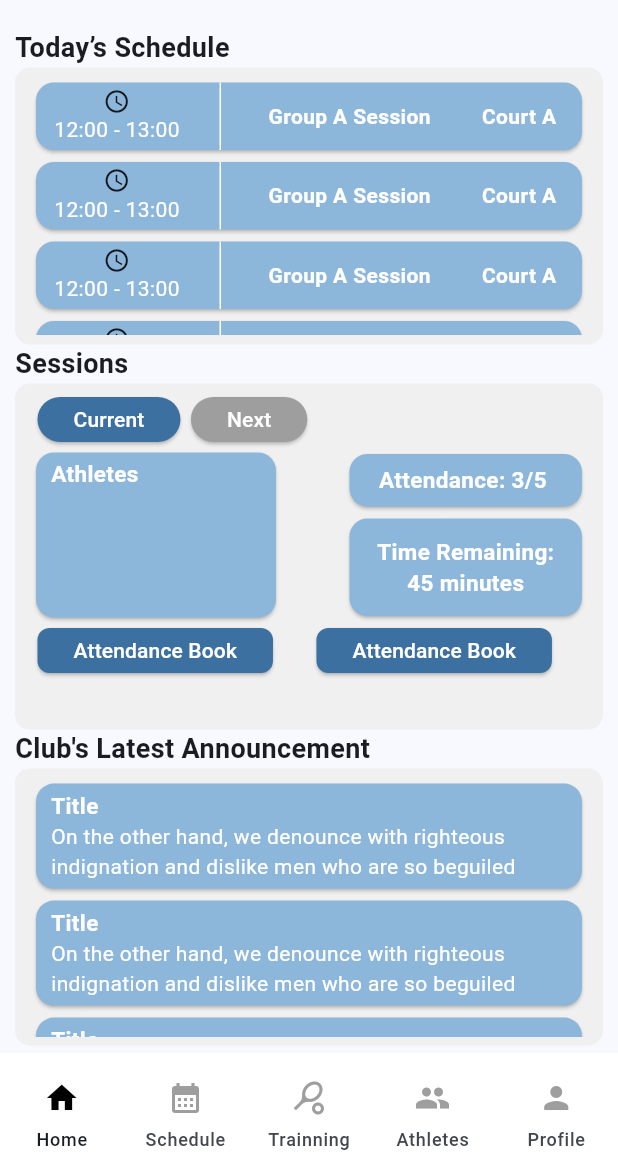
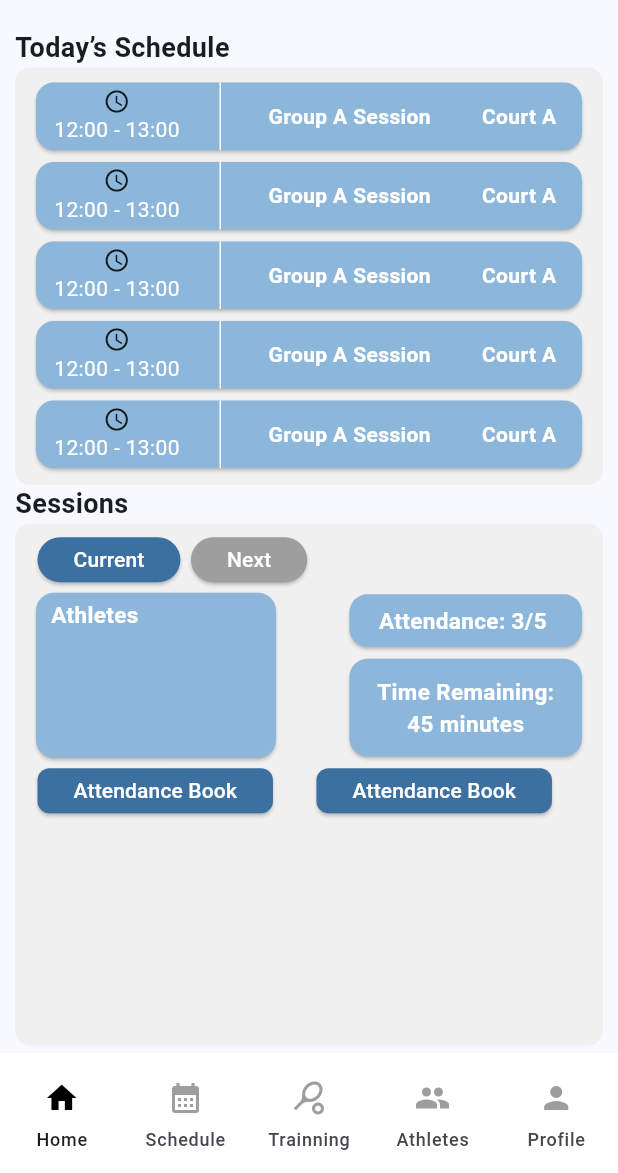
Before and after one commit to MyTennisClub/MyTennisClub, a Flutter app: the CoachHomePage screen opened by its route, on a phone screen of 412 x 824 dp, the part 63-1236 px from its top. Run offline on Flutter 3.47's test engine with Material 3 defaults, Android fonts, the phone set to English and light mode, and no system bars.

Commit message:
Implemented dedicated folders for each coach page screen.

```diff
--- a/lib/coach_app_android/HomePage_coach_android.dart
+++ b/lib/coach_app_android/coach_home_page.dart
@@ -1,6 +1,6 @@
 import 'package:flutter/material.dart';
-import 'HomeScreen_coach_android.dart';
-import 'package:mytennisclub/coach_schedule_screen/coach_schedule_screen.dart';
+import 'coach_home_screen/coach_home_screen.dart';
+import 'coach_schedule_screen/coach_schedule_screen.dart';
 
 class CoachHomePage extends StatefulWidget {
   @override
--- a/lib/coach_app_android/HomeScreen_coach_android.dart
+++ b/lib/coach_app_android/coach_home_screen/coach_home_screen.dart
@@ -1,9 +1,8 @@
 import 'package:flutter/cupertino.dart';
 import 'package:flutter/material.dart';
 import 'package:flutter/widgets.dart';
-import 'latest_announcments.dart';
-import 'schedule_coach.dart';
-import 'sessions_coach.dart';
+import 'coach_schedule/schedule_coach.dart';
+import 'coach_sessions/sessions_coach.dart';
 
 
 class CoachHomeScreen extends StatelessWidget {
@@ -73,34 +72,6 @@ class CoachHomeScreen extends StatelessWidget {
               ),
             ),
           ),
-          Container(
-            child: Align(
-              alignment: Alignment.centerLeft,
-              child: Text(
-                "Club's Latest Announcement",
-                style: TextStyle(
-                  fontWeight: FontWeight.bold,
-                  fontSize: 18.0,
-                ),
-              ),
-            ),
-          ),
-          Expanded(
-            flex: 8,
-            child: Container(
-              padding: EdgeInsets.symmetric(vertical: 6),
-              child: LatestAnnouncement(),
-              decoration: BoxDecoration(
-                color: Colors.white10,
-                borderRadius: BorderRadius.all(Radius.circular(10)),
-                boxShadow: [
-                  BoxShadow(
-                    color: Colors.grey.shade200,
-                  ),
-                ],
-              ),
-            ),
-          ),
         ],
       ),
     );
--- a/lib/coach_app_android/sessions_coach.dart
+++ b/lib/coach_app_android/coach_home_screen/coach_sessions/sessions_coach.dart
@@ -3,7 +3,6 @@ import 'package:flutter/material.dart';
 import 'package:flutter/widgets.dart';
 import 'current_card_coach.dart';
 import 'next_card_coach.dart';
-
 class SessionsCoach extends StatefulWidget {
   const SessionsCoach({super.key});
 
@@ -17,7 +16,6 @@ class _SessionsCoachState extends State<SessionsCoach> {
 
   @override
   Widget build(BuildContext context) {
-    const items = 20;
     return Column(
       children: <Widget>[
         Padding(
--- a/lib/coach_schedule_screen/coach_schedule_screen.dart
+++ b/lib/coach_app_android/coach_schedule_screen/coach_schedule_screen.dart
@@ -1,5 +1,5 @@
 import 'package:flutter/material.dart';
-import 'package:mytennisclub/coach_book_session/book_session_page.dart';
+import 'coach_book_session/book_session_page.dart';
 
 class CoachScheduleScreen extends StatefulWidget {
   const CoachScheduleScreen({super.key});
--- a/lib/coach_app_android/latest_announcments.dart
+++ /dev/null
@@ -1,64 +0,0 @@
-import 'package:flutter/cupertino.dart';
-import 'package:flutter/material.dart';
-import 'package:flutter/widgets.dart';
-
-class LatestAnnouncement extends StatelessWidget {
-  const LatestAnnouncement({super.key});
-
-  @override
-  Widget build(BuildContext context) {
-    const items = 20;
-    return LayoutBuilder(builder: (context, constraints) {
-      return SingleChildScrollView(
-        child: ConstrainedBox(
-          constraints: BoxConstraints(minHeight: constraints.maxHeight),
-          child: Column(
-            mainAxisAlignment: MainAxisAlignment.spaceBetween,
-            crossAxisAlignment: CrossAxisAlignment.stretch,
-            children: List.generate(
-                items, (index) => ItemWidget(text: 'Item $index')),
-          ),
-        ),
-      );
-    });
-  }
-}
-
-class ItemWidget extends StatelessWidget {
-  const ItemWidget({
-    super.key,
-    required this.text,
-  });
-
-  final String text;
-
-  @override
-  Widget build(BuildContext context) {
-    return Padding(
-      padding: EdgeInsets.symmetric(horizontal: 10),
-      child: Card(
-        color: Color.fromRGBO(141, 182, 219, 1),
-        child: SizedBox(
-            height: 70,
-            child: Padding(
-              padding:
-                  const EdgeInsets.symmetric(horizontal: 10.0, vertical: 4.0),
-              child: Column(
-                crossAxisAlignment: CrossAxisAlignment.start,
-                children: <Widget>[
-                  Text(
-                    'Title',
-                    style: TextStyle(
-                        fontWeight: FontWeight.bold,
-                        color: Colors.white,
-                      fontSize: 15
-                    ),
-                  ),
-                  Expanded(child: Text('On the other hand, we denounce with righteous indignation and dislike men who are so beguiled and...', style: TextStyle(color: Colors.white),))
-                ],
-              ),
-            )),
-      ),
-    );
-  }
-}
--- a/lib/main.dart
+++ b/lib/main.dart
@@ -1,6 +1,6 @@
 import 'package:flutter/material.dart';
 import 'package:flutter/services.dart';
-import 'coach_app_android/HomePage_coach_android.dart';
+import 'coach_app_android/coach_home_page.dart';
 
 void main() => runApp(const MainClass());
 
```
Also changed, not shown: lib/coach_app_android/coach_home_screen/coach_schedule/schedule_coach.dart (renamed from lib/coach_app_android/schedule_coach.dart), lib/coach_app_android/coach_home_screen/coach_sessions/current_card_coach.dart (renamed from lib/coach_app_android/current_card_coach.dart), lib/coach_app_android/coach_home_screen/coach_sessions/next_card_coach.dart (renamed from lib/coach_app_android/next_card_coach.dart), lib/coach_app_android/coach_schedule_screen/coach_book_session/available_hours.dart (renamed from lib/coach_book_session/available_hours.dart), lib/coach_app_android/coach_schedule_screen/coach_book_session/book_session_page.dart (renamed from lib/coach_book_session/book_session_page.dart), lib/coach_app_android/coach_schedule_screen/coach_book_session/date_section.dart (renamed from lib/coach_book_session/date_section.dart), lib/coach_app_android/coach_schedule_screen/coach_book_session/details_section.dart (renamed from lib/coach_book_session/details_section.dart), lib/coach_app_android/coach_schedule_screen/coach_book_session/duration_section.dart (renamed from lib/coach_book_session/duration_section.dart), lib/coach_app_android/coach_schedule_screen/coach_book_session/payment_section.dart (renamed from lib/coach_book_session/payment_section.dart), lib/coach_app_android/coach_schedule_screen/coach_book_session/select_athletes.dart (renamed from lib/coach_book_session/select_athletes.dart), lib/coach_app_android/coach_schedule_screen/coach_book_session/success_page.dart (renamed from lib/coach_book_session/success_page.dart), pubspec.lock, 1 other file.
